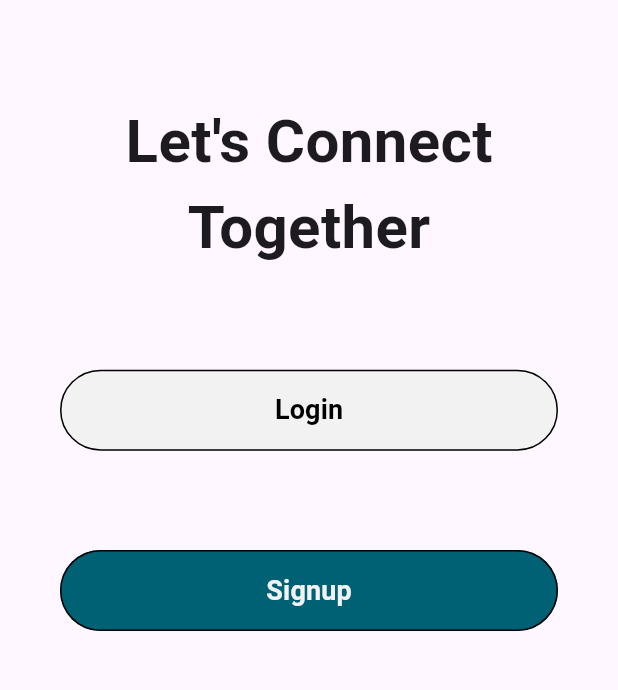
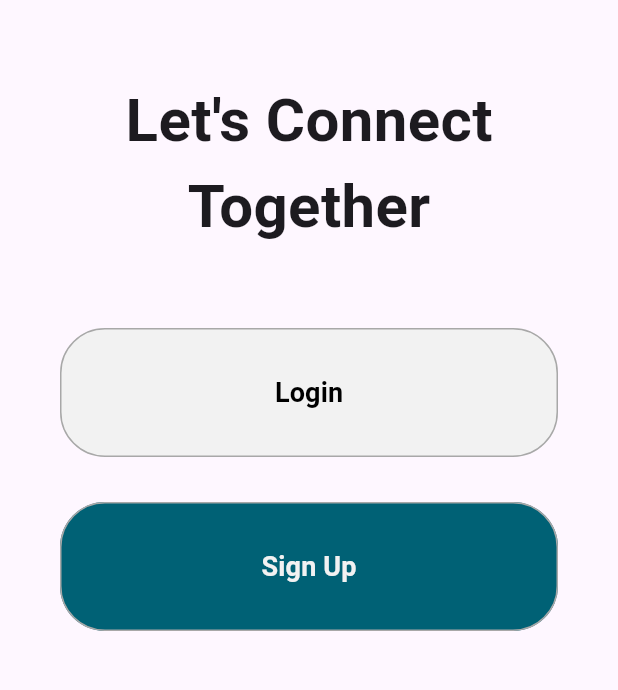
Before and after one commit to Haroune-REZKI/social-media-app, a Flutter app: the WelcomePage screen opened directly, on a phone screen of 412 x 824 dp, the part 545-1235 px from its top. Run offline on Flutter 3.47's test engine with Material 3 defaults, Android fonts, the light colour scheme and no system bars; our stand-ins replace google_fonts.

Commit message:
made some refactoring

```diff
--- a/lib/features/authentication/components/login_button.dart
+++ b/lib/features/authentication/components/login_button.dart
@@ -1,35 +1,38 @@
 import 'package:flutter/material.dart';
+import 'package:mobile_dev_project/config/colors.config.dart';
 
 class LoginButton extends StatelessWidget {
   String title;
   Color color;
   Color textColor;
+  void Function()? onTap;
 
   LoginButton(
       {super.key,
       required this.title,
       required this.color,
-      required this.textColor});
+      required this.textColor,
+      required this.onTap});
 
   @override
   Widget build(BuildContext context) {
     return Container(
       width: double.infinity,
       child: ElevatedButton(
-        onPressed: () {},
+        onPressed: onTap,
         style: ElevatedButton.styleFrom(
-          backgroundColor: this.color,
-          padding: EdgeInsets.symmetric(vertical: 14),
+          backgroundColor: color,
+          padding: const EdgeInsets.symmetric(vertical: 30),
           shape: RoundedRectangleBorder(
             borderRadius: BorderRadius.circular(30),
-            side: BorderSide(color: Colors.black),
+            side: const BorderSide(color: AppColors.light),
           ),
           elevation: 0,
         ),
         child: Text(
-          this.title,
+          title,
           style: TextStyle(
-              fontSize: 18, fontWeight: FontWeight.bold, color: this.textColor),
+              fontSize: 18, fontWeight: FontWeight.bold, color: textColor),
         ),
       ),
     );
--- a/lib/features/authentication/views/welcome_page.dart
+++ b/lib/features/authentication/views/welcome_page.dart
@@ -17,15 +17,35 @@ class WelcomePageState extends State<WelcomePage> {
     return Scaffold(
       body: Center(
         child: Container(
-          margin: EdgeInsets.all(40),
+          margin: const EdgeInsets.all(40),
           child: Column(
             mainAxisAlignment: MainAxisAlignment.spaceBetween,
             children: [
-              Logo(),
-              Slogan(),
-              LoginButton(title: "Login", color: AppColors.white, textColor: AppColors.dark,),
-              LoginButton(title: "Signup", color: AppColors.main, textColor: AppColors.white,)
-
+              const Logo(),
+              const Slogan(),
+              Column(
+                children: [
+                  LoginButton(
+                    title: "Login",
+                    color: AppColors.white,
+                    textColor: AppColors.dark,
+                    onTap: () {
+                      Navigator.pushNamed(context, "login_page");
+                    },
+                  ),
+                  const SizedBox(
+                    height: 30,
+                  ),
+                  LoginButton(
+                    title: "Sign Up",
+                    color: AppColors.main,
+                    textColor: AppColors.white,
+                    onTap: () {
+                      Navigator.pushNamed(context, "signup_page");
+                    },
+                  ),
+                ],
+              )
             ],
           ),
         ),
```
Also changed, not shown: lib/features/authentication/views/signin_page.dart (+28 -17 lines), lib/main.dart (+5 -5 lines).
